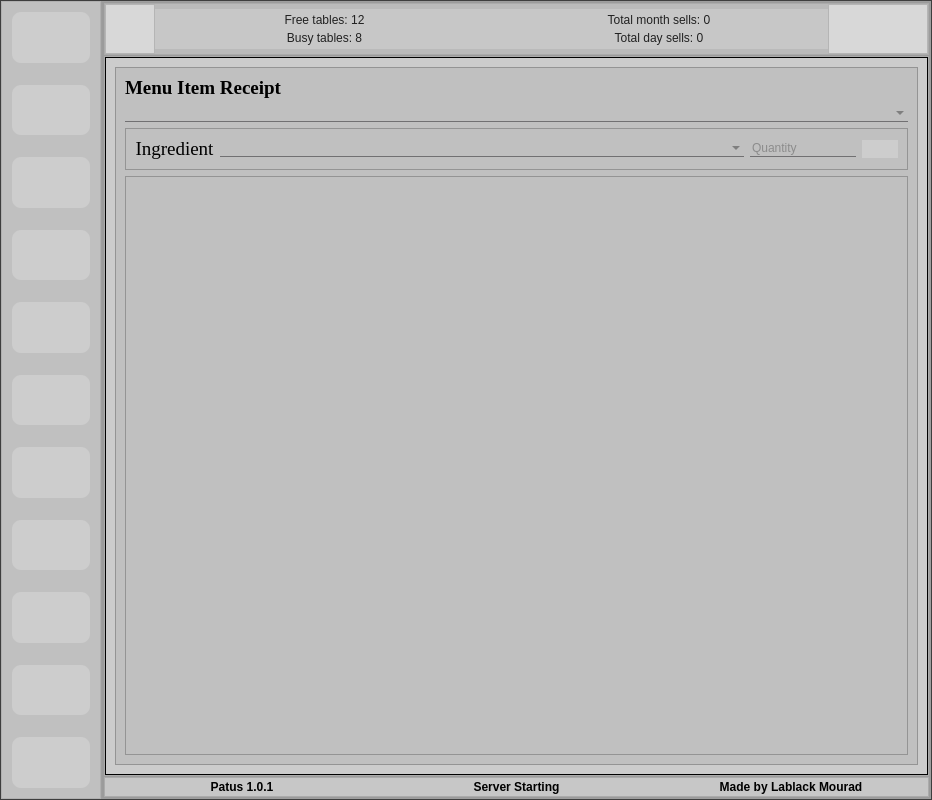
This is uis/PatusInterface.ui in Mouradost/PatusNewShop as Qt 5 draws it before an edit. The edited form follows.
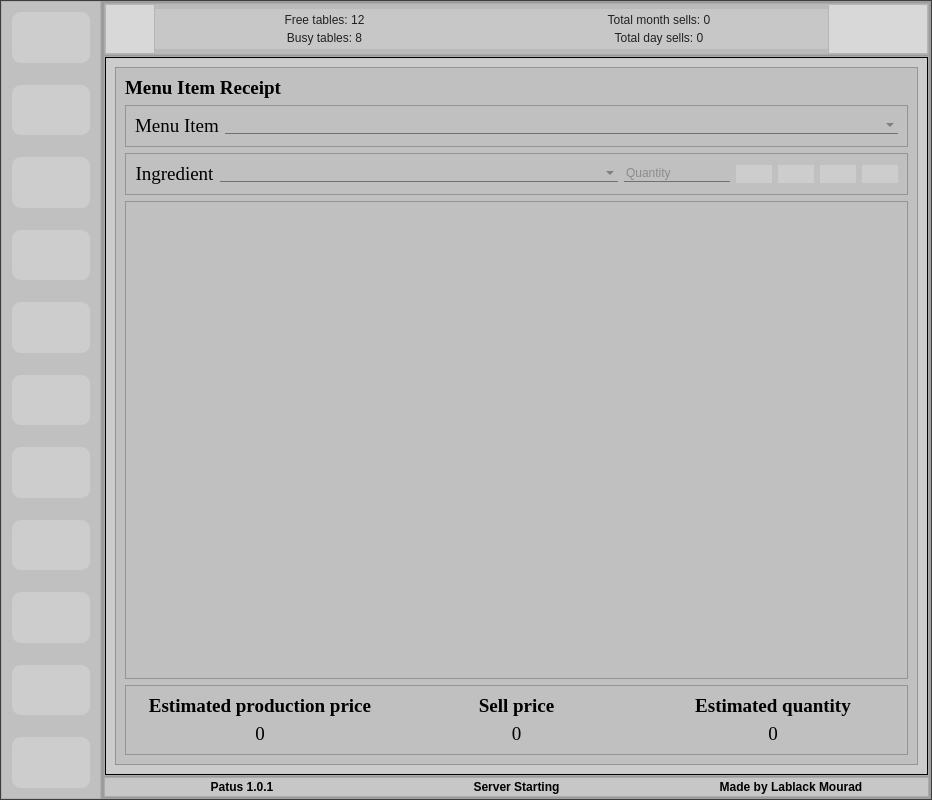
This is the edited form. The open tabs and pages were chosen to show the change. Icons and pictures are not drawn.

Commit message: Production ready

The edit to the form file:
```diff
--- a/uis/PatusInterface.ui
+++ b/uis/PatusInterface.ui
@@ -21,7 +21,7 @@
   </property>
   <property name="windowIcon">
    <iconset resource="../resource/resource.qrc">
-    <normaloff>:/Simple icons/simple_icons/fi-rr-incognito.svg</normaloff>:/Simple icons/simple_icons/fi-rr-incognito.svg</iconset>
+    <normaloff>:/Simple icons/patus_logo.svg</normaloff>:/Simple icons/patus_logo.svg</iconset>
   </property>
   <widget class="QWidget" name="w_background">
    <layout class="QVBoxLayout" name="verticalLayout">
@@ -837,7 +837,7 @@
                 <enum>QFrame::Box</enum>
                </property>
                <property name="currentIndex">
-                <number>3</number>
+                <number>7</number>
                </property>
                <widget class="QWidget" name="page_standBy">
                 <layout class="QGridLayout" name="gridLayout">
@@ -1250,8 +1250,8 @@
                      <rect>
                       <x>0</x>
                       <y>0</y>
-                      <width>797</width>
-                      <height>694</height>
+                      <width>630</width>
+                      <height>218</height>
                      </rect>
                     </property>
                     <layout class="QGridLayout" name="gridLayout_10">
@@ -1432,8 +1432,8 @@
                             <rect>
                              <x>0</x>
                              <y>0</y>
-                             <width>374</width>
-                             <height>630</height>
+                             <width>178</width>
+                             <height>129</height>
                             </rect>
                            </property>
                            <layout class="QGridLayout" name="gridLayout_13">
@@ -1650,8 +1650,8 @@
                             <rect>
                              <x>0</x>
                              <y>0</y>
-                             <width>374</width>
-                             <height>630</height>
+                             <width>178</width>
+                             <height>129</height>
                             </rect>
                            </property>
                            <layout class="QGridLayout" name="gridLayout_6">
@@ -1868,8 +1868,8 @@
                             <rect>
                              <x>0</x>
                              <y>0</y>
-                             <width>374</width>
-                             <height>630</height>
+                             <width>178</width>
+                             <height>129</height>
                             </rect>
                            </property>
                            <layout class="QGridLayout" name="gridLayout_7">
@@ -2086,8 +2086,8 @@
                             <rect>
                              <x>0</x>
                              <y>0</y>
-                             <width>374</width>
-                             <height>630</height>
+                             <width>178</width>
+                             <height>129</height>
                             </rect>
                            </property>
                            <layout class="QGridLayout" name="gridLayout_11">
@@ -2304,8 +2304,8 @@
                             <rect>
                              <x>0</x>
                              <y>0</y>
-                             <width>374</width>
-                             <height>630</height>
+                             <width>178</width>
+                             <height>129</height>
                             </rect>
                            </property>
                            <layout class="QGridLayout" name="gridLayout_16">
@@ -4566,10 +4566,57 @@
                      </widget>
                     </item>
                     <item>
-                     <widget class="QComboBox" name="cb_productReceiptMenuItem"/>
+                     <widget class="QFrame" name="frame_14">
+                      <property name="frameShape">
+                       <enum>QFrame::StyledPanel</enum>
+                      </property>
+                      <property name="frameShadow">
+                       <enum>QFrame::Sunken</enum>
+                      </property>
+                      <layout class="QGridLayout" name="gridLayout_22">
+                       <item row="2" column="0">
+                        <widget class="QLabel" name="l_ingredient_2">
+                         <property name="sizePolicy">
+                          <sizepolicy hsizetype="Preferred" vsizetype="Preferred">
+                           <horstretch>0</horstretch>
+                           <verstretch>0</verstretch>
+                          </sizepolicy>
+                         </property>
+                         <property name="font">
+                          <font>
+                           <family>Times New Roman</family>
+                           <pointsize>14</pointsize>
+                          </font>
+                         </property>
+                         <property name="text">
+                          <string>Menu Item</string>
+                         </property>
+                         <property name="alignment">
+                          <set>Qt::AlignCenter</set>
+                         </property>
+                         <property name="margin">
+                          <number>5</number>
+                         </property>
+                        </widget>
+                       </item>
+                       <item row="2" column="1">
+                        <widget class="QComboBox" name="cb_productReceiptMenuItem">
+                         <property name="sizePolicy">
+                          <sizepolicy hsizetype="MinimumExpanding" vsizetype="Fixed">
+                           <horstretch>0</horstretch>
+                           <verstretch>0</verstretch>
+                          </sizepolicy>
+                         </property>
+                        </widget>
+                       </item>
+                      </layout>
+                     </widget>
                     </item>
                     <item>
                      <widget class="QFrame" name="frame_8">
+                      <property name="inputMethodHints">
+                       <set>Qt::ImhDigitsOnly</set>
+                      </property>
                       <property name="frameShape">
                        <enum>QFrame::StyledPanel</enum>
                       </property>
@@ -4577,6 +4624,23 @@
                        <enum>QFrame::Sunken</enum>
                       </property>
                       <layout class="QGridLayout" name="gridLayout_15">
+                       <item row="1" column="3">
+                        <widget class="QPushButton" name="btn_productReceiptAdd">
+                         <property name="text">
+                          <string/>
+                         </property>
+                         <property name="icon">
+                          <iconset resource="../resource/resource.qrc">
+                           <normaloff>:/Simple icons/simple_icons/fi-rr-add.svg</normaloff>:/Simple icons/simple_icons/fi-rr-add.svg</iconset>
+                         </property>
+                         <property name="iconSize">
+                          <size>
+                           <width>32</width>
+                           <height>32</height>
+                          </size>
+                         </property>
+                        </widget>
+                       </item>
                        <item row="1" column="1">
                         <widget class="QComboBox" name="cb_productReceiptIngredientName">
                          <property name="sizePolicy">
@@ -4587,6 +4651,26 @@
                          </property>
                         </widget>
                        </item>
+                       <item row="1" column="5">
+                        <widget class="QPushButton" name="btn_productReceiptRemove">
+                         <property name="enabled">
+                          <bool>false</bool>
+                         </property>
+                         <property name="text">
+                          <string/>
+                         </property>
+                         <property name="icon">
+                          <iconset resource="../resource/resource.qrc">
+                           <normaloff>:/Simple icons/simple_icons/fi-rr-cross-circle.svg</normaloff>:/Simple icons/simple_icons/fi-rr-cross-circle.svg</iconset>
+                         </property>
+                         <property name="iconSize">
+                          <size>
+                           <width>32</width>
+                           <height>32</height>
+                          </size>
+                         </property>
+                        </widget>
+                       </item>
                        <item row="1" column="2">
                         <widget class="QLineEdit" name="le_productReceiptIngredientQuantity">
                          <property name="sizePolicy">
@@ -4595,6 +4679,9 @@
                            <verstretch>0</verstretch>
                           </sizepolicy>
                          </property>
+                         <property name="inputMethodHints">
+                          <set>Qt::ImhDigitsOnly|Qt::ImhFormattedNumbersOnly</set>
+                         </property>
                          <property name="placeholderText">
                           <string>Quantity</string>
                          </property>
@@ -4603,14 +4690,17 @@
                          </property>
                         </widget>
                        </item>
-                       <item row="1" column="3">
-                        <widget class="QPushButton" name="btn_productReceiptAdd">
+                       <item row="1" column="4">
+                        <widget class="QPushButton" name="btn_productReceiptEdit">
+                         <property name="enabled">
+                          <bool>false</bool>
+                         </property>
                          <property name="text">
                           <string/>
                          </property>
                          <property name="icon">
                           <iconset resource="../resource/resource.qrc">
-                           <normaloff>:/Simple icons/simple_icons/fi-rr-add.svg</normaloff>:/Simple icons/simple_icons/fi-rr-add.svg</iconset>
+                           <normaloff>:/Simple icons/simple_icons/fi-rr-edit.svg</normaloff>:/Simple icons/simple_icons/fi-rr-edit.svg</iconset>
                          </property>
                          <property name="iconSize">
                           <size>
@@ -4645,6 +4735,26 @@
                          </property>
                         </widget>
                        </item>
+                       <item row="1" column="6">
+                        <widget class="QPushButton" name="btn_productReceiptClear">
+                         <property name="enabled">
+                          <bool>true</bool>
+                         </property>
+                         <property name="text">
+                          <string/>
+                         </property>
+                         <property name="icon">
+                          <iconset resource="../resource/resource.qrc">
+                           <normaloff>:/Simple icons/simple_icons/fi-rr-broom.svg</normaloff>:/Simple icons/simple_icons/fi-rr-broom.svg</iconset>
+                         </property>
+                         <property name="iconSize">
+                          <size>
+                           <width>32</width>
+                           <height>32</height>
+                          </size>
+                         </property>
+                        </widget>
+                       </item>
                       </layout>
                      </widget>
                     </item>
@@ -4661,6 +4771,174 @@
                       </property>
                      </widget>
                     </item>
+                    <item>
+                     <widget class="QFrame" name="frame_31">
+                      <property name="frameShape">
+                       <enum>QFrame::StyledPanel</enum>
+                      </property>
+                      <property name="frameShadow">
+                       <enum>QFrame::Sunken</enum>
+                      </property>
+                      <layout class="QGridLayout" name="gridLayout_23">
+                       <item row="2" column="2">
+                        <widget class="QLabel" name="l_ingredient_7">
+                         <property name="sizePolicy">
+                          <sizepolicy hsizetype="Preferred" vsizetype="Preferred">
+                           <horstretch>0</horstretch>
+                           <verstretch>0</verstretch>
+                          </sizepolicy>
+                         </property>
+                         <property name="font">
+                          <font>
+                           <family>Times New Roman</family>
+                           <pointsize>14</pointsize>
+                           <weight>75</weight>
+                           <bold>true</bold>
+                          </font>
+                         </property>
+                         <property name="text">
+                          <string>Sell price</string>
+                         </property>
+                         <property name="alignment">
+                          <set>Qt::AlignCenter</set>
+                         </property>
+                         <property name="margin">
+                          <number>5</number>
+                         </property>
+                        </widget>
+                       </item>
+                       <item row="2" column="0">
+                        <widget class="QLabel" name="l_ingredient_5">
+                         <property name="sizePolicy">
+                          <sizepolicy hsizetype="Preferred" vsizetype="Preferred">
+                           <horstretch>0</horstretch>
+                           <verstretch>0</verstretch>
+                          </sizepolicy>
+                         </property>
+                         <property name="font">
+                          <font>
+                           <family>Times New Roman</family>
+                           <pointsize>14</pointsize>
+                           <weight>75</weight>
+                           <bold>true</bold>
+                          </font>
+                         </property>
+                         <property name="text">
+                          <string>Estimated production price</string>
+                         </property>
+                         <property name="alignment">
+                          <set>Qt::AlignCenter</set>
+                         </property>
+                         <property name="margin">
+                          <number>5</number>
+                         </property>
+                        </widget>
+                       </item>
+                       <item row="2" column="3">
+                        <widget class="QLabel" name="l_ingredient_8">
+                         <property name="sizePolicy">
+                          <sizepolicy hsizetype="Preferred" vsizetype="Preferred">
+                           <horstretch>0</horstretch>
+                           <verstretch>0</verstretch>
+                          </sizepolicy>
+                         </property>
+                         <property name="font">
+                          <font>
+                           <family>Times New Roman</family>
+                           <pointsize>14</pointsize>
+                           <weight>75</weight>
+                           <bold>true</bold>
+                          </font>
+                         </property>
+                         <property name="text">
+                          <string>Estimated quantity</string>
+                         </property>
+                         <property name="alignment">
+                          <set>Qt::AlignCenter</set>
+                         </property>
+                         <property name="margin">
+                          <number>5</number>
+                         </property>
+                        </widget>
+                       </item>
+                       <item row="3" column="3">
+                        <widget class="QLabel" name="l_productReceiptQuantity">
+                         <property name="sizePolicy">
+                          <sizepolicy hsizetype="Preferred" vsizetype="Preferred">
+                           <horstretch>0</horstretch>
+                           <verstretch>0</verstretch>
+                          </sizepolicy>
+                         </property>
+                         <property name="font">
+                          <font>
+                           <family>Times New Roman</family>
+                           <pointsize>14</pointsize>
+                          </font>
+                         </property>
+                         <property name="text">
+                          <string>0</string>
+                         </property>
+                         <property name="alignment">
+                          <set>Qt::AlignCenter</set>
+                         </property>
+                         <property name="margin">
+                          <number>5</number>
+                         </property>
+                        </widget>
+                       </item>
+                       <item row="3" column="2">
+                        <widget class="QLabel" name="l_productReceiptPrice">
+                         <property name="sizePolicy">
+                          <sizepolicy hsizetype="Preferred" vsizetype="Preferred">
+                           <horstretch>0</horstretch>
+                           <verstretch>0</verstretch>
+                          </sizepolicy>
+                         </property>
+                         <property name="font">
+                          <font>
+                           <family>Times New Roman</family>
+                           <pointsize>14</pointsize>
+                          </font>
+                         </property>
+                         <property name="text">
+                          <string>0</string>
+                         </property>
+                         <property name="alignment">
+                          <set>Qt::AlignCenter</set>
+                         </property>
+                         <property name="margin">
+                          <number>5</number>
+                         </property>
+                        </widget>
+                       </item>
+                       <item row="3" column="0">
+                        <widget class="QLabel" name="l_productReceiptEstimatedProductionPrice">
+                         <property name="sizePolicy">
+                          <sizepolicy hsizetype="Preferred" vsizetype="Preferred">
+                           <horstretch>0</horstretch>
+                           <verstretch>0</verstretch>
+                          </sizepolicy>
+                         </property>
+                         <property name="font">
+                          <font>
+                           <family>Times New Roman</family>
+                           <pointsize>14</pointsize>
+                          </font>
+                         </property>
+                         <property name="text">
+                          <string>0</string>
+                         </property>
+                         <property name="alignment">
+                          <set>Qt::AlignCenter</set>
+                         </property>
+                         <property name="margin">
+                          <number>5</number>
+                         </property>
+                        </widget>
+                       </item>
+                      </layout>
+                     </widget>
+                    </item>
                    </layout>
                   </widget>
                  </item>
@@ -4691,7 +4969,7 @@
                     </font>
                    </property>
                    <property name="currentIndex">
-                    <number>0</number>
+                    <number>4</number>
                    </property>
                    <property name="iconSize">
                     <size>
```
Left out of the diff: 17 changed lines with no effect on the pictures. The commit also changes 59 other files.
